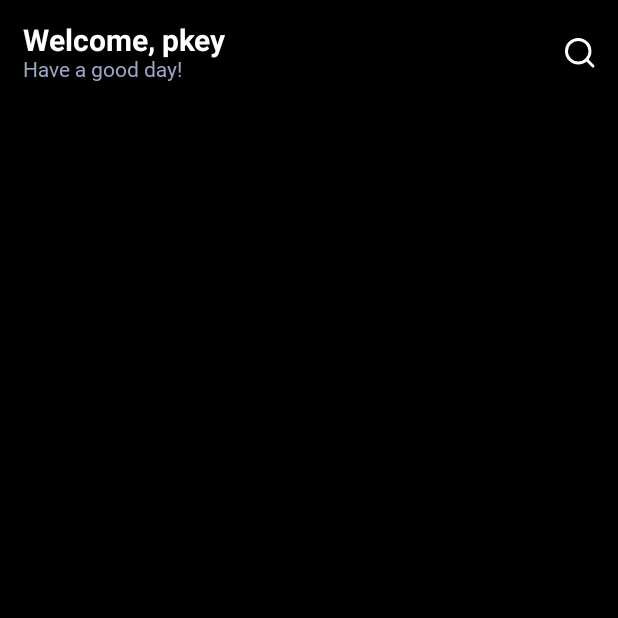
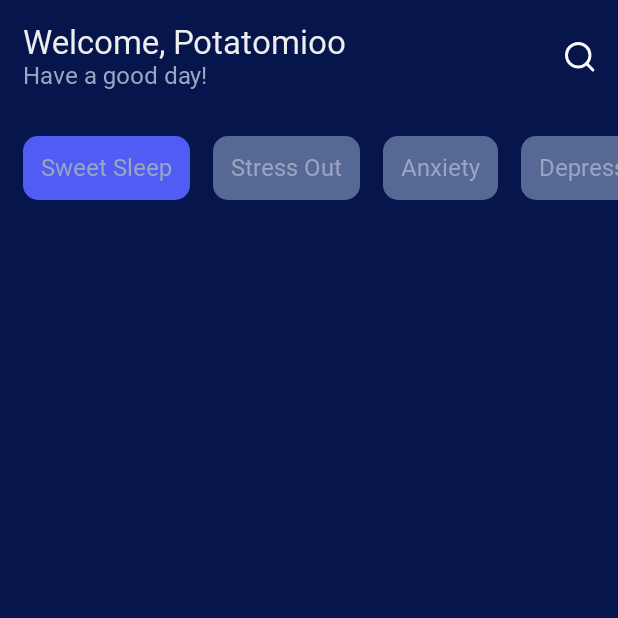
Before and after one commit to potatomioo/MeditateUI, an Android app built with Jetpack Compose: the screen it shows after launch (MainActivity), on a phone screen of 412 x 824 dp, the top half of it. Run offline under Robolectric (Android 15) with nearby library versions, the phone set to English and light mode, and no system bars; Roboto replaces fonts that are not available here.

Commit message:
Greet and Chipset

```diff
--- a/app/src/main/java/com/example/meditateui/ui/theme/HS.kt
+++ b/app/src/main/java/com/example/meditateui/ui/theme/HS.kt
@@ -1,6 +1,7 @@
 package com.example.meditateui.ui.theme
 
 import androidx.compose.foundation.background
+import androidx.compose.foundation.clickable
 import androidx.compose.foundation.layout.Arrangement
 import androidx.compose.foundation.layout.Box
 import androidx.compose.foundation.layout.Column
@@ -9,12 +10,20 @@ import androidx.compose.foundation.layout.fillMaxSize
 import androidx.compose.foundation.layout.fillMaxWidth
 import androidx.compose.foundation.layout.padding
 import androidx.compose.foundation.layout.size
+import androidx.compose.foundation.lazy.LazyRow
+import androidx.compose.foundation.shape.RoundedCornerShape
 import androidx.compose.material3.Icon
 import androidx.compose.material3.MaterialTheme
 import androidx.compose.material3.Text
 import androidx.compose.runtime.Composable
+import androidx.compose.runtime.mutableStateOf
+import androidx.compose.runtime.remember
+import androidx.compose.runtime.getValue
+import androidx.compose.runtime.mutableIntStateOf
+import androidx.compose.runtime.setValue
 import androidx.compose.ui.Alignment
 import androidx.compose.ui.Modifier
+import androidx.compose.ui.draw.clip
 import androidx.compose.ui.graphics.Color
 import androidx.compose.ui.res.painterResource
 import androidx.compose.ui.text.TextStyle
@@ -28,18 +37,27 @@ import com.example.meditateui.R
 fun HomeScreen() {
 
     Box(modifier = Modifier
-        .background(color = Color.Black)
+        .background(DeepBlue)
         .fillMaxSize()
     ) {
+
+        val nameInput by remember {
+            mutableStateOf("Potatomioo")
+        }
+
         Column {
-            Greet("pkey")
+            Greet(nameInput)
+            chipset(chips = listOf("Sweet Sleep","Stress Out","Anxiety","Depression"))
+
         }
     }
 
 }
+
+
 @Composable
 fun Greet(
-    name:String = "hey"
+    name:String
 ) {
     Row (
         horizontalArrangement = Arrangement.SpaceBetween, //at corners
@@ -51,12 +69,13 @@ fun Greet(
         Column {
             Text(
                 text = "Welcome, $name",
-                style = TextStyle(
-                    fontFamily = FontFamily.Default,
-                    fontSize = 20.sp,
-                    fontWeight = FontWeight.Bold,
-                    color = Color.White
-                )
+//                style = TextStyle(
+//                    fontFamily = gothicA1,
+//                    fontSize = 30.sp,
+//                    fontWeight = FontWeight.Bold,
+//                    color = Color.White
+//                )
+                style = MaterialTheme.typography.bodyLarge
             )
             Text(
                 text = "Have a good day!",
@@ -74,3 +93,40 @@ fun Greet(
         )
     }
 }
+
+
+@Composable
+fun chipset(
+    chips:List<String>
+) {
+    var selectedChipIndex by remember {
+        mutableStateOf(0)
+    }
+    LazyRow{
+        items(chips.size){
+            Box(
+                modifier = Modifier
+                    .padding(
+                        start = 15.dp,
+                        top = 15.dp,
+                        bottom = 15.dp
+                    ) //Not taking in end because the next box will contain the padding at start too. I want to show a gap between two
+                    .clip(RoundedCornerShape(10.dp))
+                    .clickable { selectedChipIndex = it }
+                    .background(
+                        if (selectedChipIndex == it) ButtonBlue
+                        else DarkerButtonBlue
+                        //color made in Color.kt Whenever we call these variables directly. It comes as a color function
+                    )
+                    .padding(12.dp)
+            ) {
+
+                Text(text = chips[it],
+                    style = MaterialTheme.typography.bodySmall
+                )
+
+            }
+        }
+
+    }
+}
--- a/app/src/main/java/com/example/meditateui/ui/theme/Type.kt
+++ b/app/src/main/java/com/example/meditateui/ui/theme/Type.kt
@@ -40,7 +40,7 @@ val Typography = Typography(
         color = AquaBlue,
         fontFamily = gothicA1,
         fontWeight = FontWeight.Normal,
-        fontSize = 14.sp
+        fontSize = 16.sp
     ),
     bodyLarge = TextStyle(
         color = TextWhite,
```
